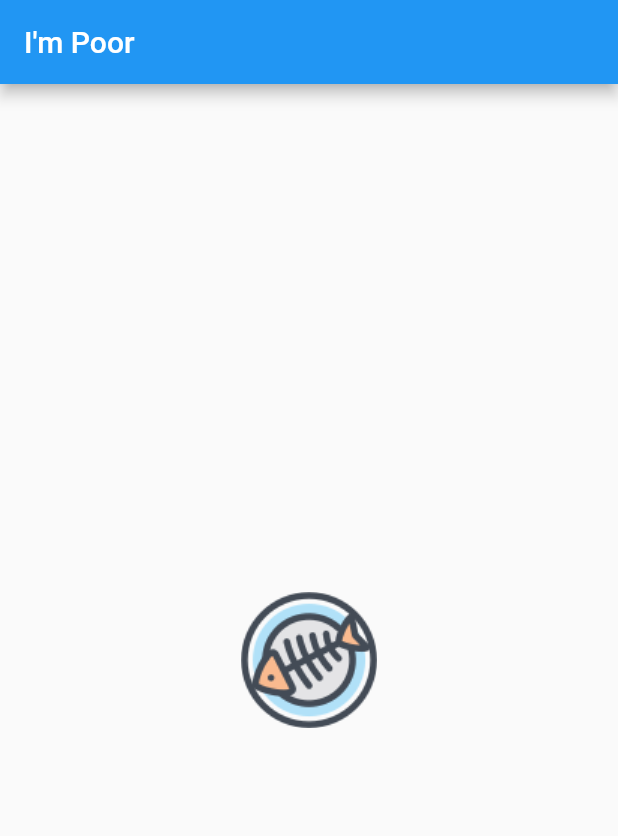
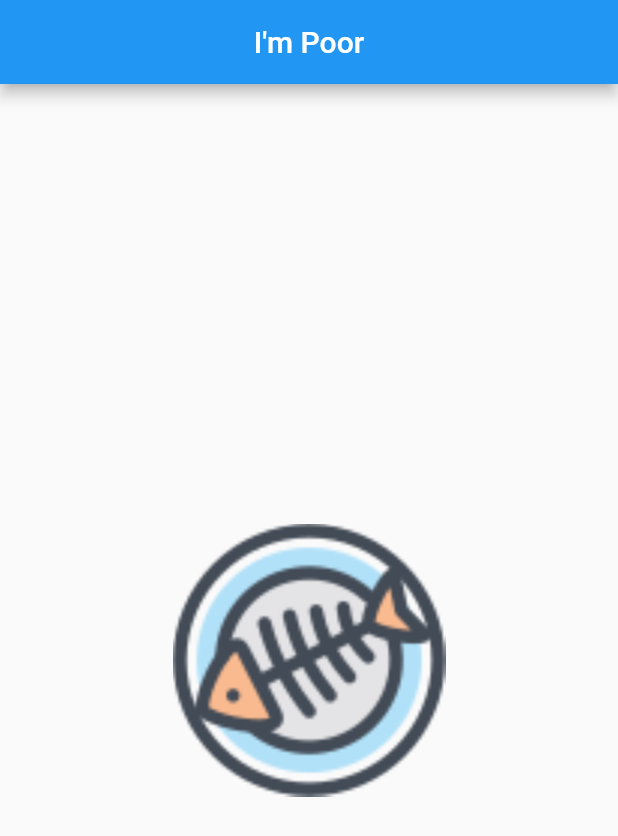
Before and after one commit to danielnoliveira/flutter_development_bootcamp_with_dart, a Flutter app: the screen it shows after launch, on a phone screen of 412 x 824 dp. Shown: the top 836 px of the screen. Run offline on Flutter 3.47's test engine with Material 2 defaults, Android fonts, the phone set to English and light mode, and no system bars.

Commit message:
first challenge

```diff
--- a/i_am_poor/lib/main.dart
+++ b/i_am_poor/lib/main.dart
@@ -54,10 +54,11 @@ class _MyHomePageState extends State<MyHomePage> {
   Widget build(BuildContext context) {
     return Scaffold(
       appBar: AppBar(
+        centerTitle: true,
         title: const Text("I'm Poor"),
       ),
       body: Center(
-        child: Image.asset('assets/fish_bones.png'),
+        child: Image.asset('assets/fish_bones.png', scale: 0.5),
       ),
     );
   }
```
